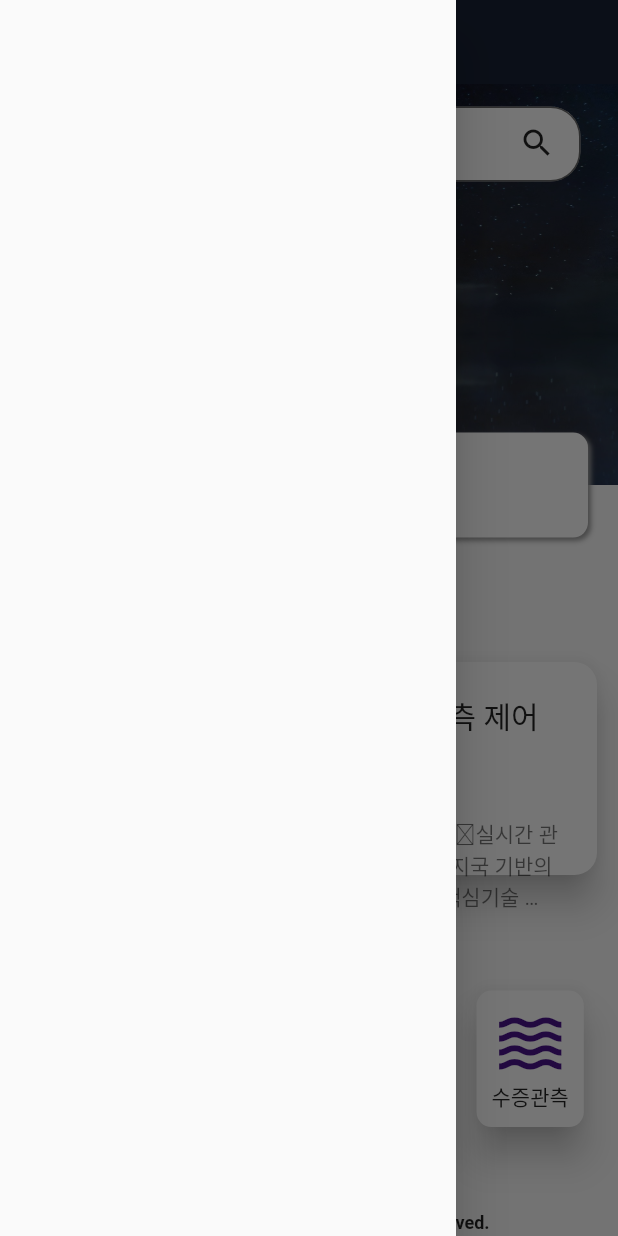
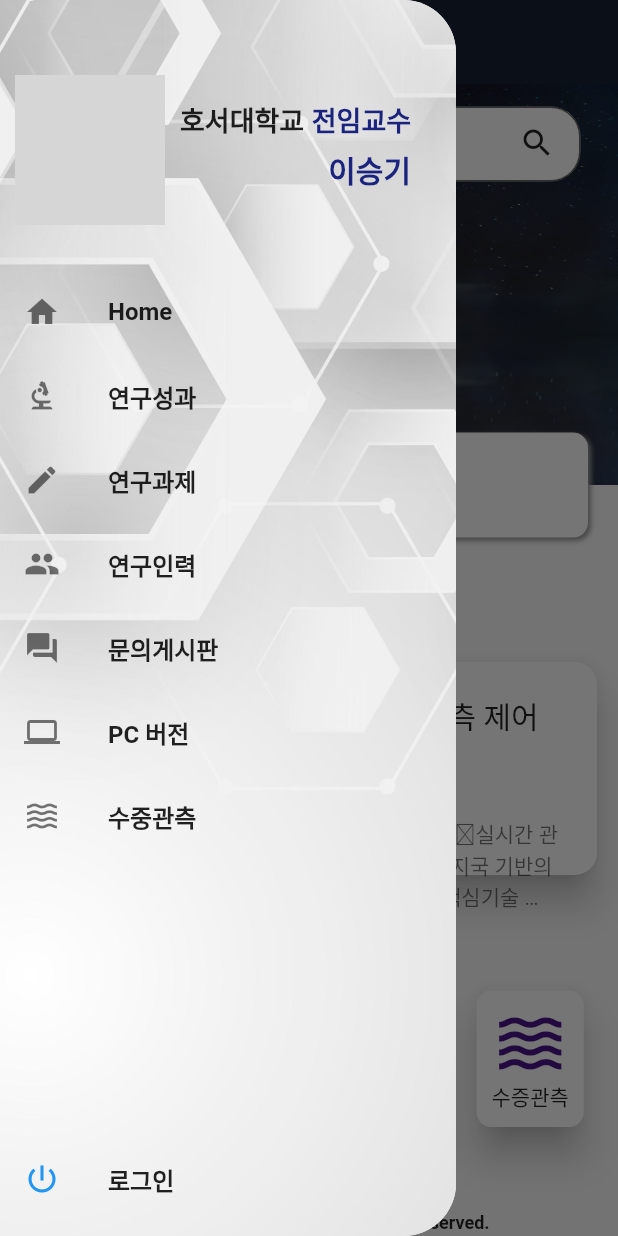
Before and after one commit to Deuk-Hoi/Hoseo_OceanIT_Renewal-Flutter, a Flutter app: the screen it shows after launch, with the side drawer open, on a phone screen of 412 x 824 dp. Run offline on Flutter 3.47's test engine with Material 2 defaults, Android fonts, the phone set to English and light mode, and no system bars; missing offline and left inert: marquee_widget; network calls fail; Roboto replaces fonts that are missing (HangeulNuri); grey boxes are pictures that could not be loaded.

Commit message:
Add drawer

```diff
--- /dev/null
+++ b/lib/login.dart
@@ -0,0 +1,28 @@
+import 'package:flutter/material.dart';
+
+class LoginPage extends StatefulWidget {
+  @override
+  _LoginPageState createState() => _LoginPageState();
+}
+
+class _LoginPageState extends State<LoginPage> {
+  @override
+  Widget build(BuildContext context) {
+    return Scaffold(
+      body: Stack(
+        children: <Widget>[
+          Container(
+            width: double.infinity,
+            height: double.infinity,
+            child: Image.asset(
+              'assets/login2.jpg',
+              fit: BoxFit.fill,
+              width: double.infinity,
+              height: double.infinity,
+            ),
+          )
+        ],
+      ),
+    );
+  }
+}
--- a/lib/main.dart
+++ b/lib/main.dart
@@ -1,8 +1,13 @@
 import 'package:flutter/material.dart';
+import 'package:hoseo_oceanit2/login.dart';
 import 'package:marquee_widget/marquee_widget.dart';
+import 'package:flutter/services.dart';
 //import 'package:carousel_slider/carousel_slider.dart';
 
 void main() {
+  SystemChrome.setSystemUIOverlayStyle(SystemUiOverlayStyle(
+    statusBarColor: Colors.transparent,
+  ));
   runApp(Main());
 }
 
@@ -230,6 +235,132 @@ class _MainPageState extends State<MainPage> {
     );
   }
 
+  Widget drawerList(String menutitle, IconData icons,
+      {Color iconColor = Colors.black54}) {
+    return ListTile(
+      leading: Icon(
+        icons,
+        color: iconColor,
+      ),
+      title: Text(
+        menutitle,
+        style: TextStyle(fontSize: 16, fontWeight: FontWeight.bold),
+      ),
+      onTap: () {
+        if (menutitle == "로그인") {
+          Navigator.push(
+              context, MaterialPageRoute(builder: (context) => LoginPage()));
+        }
+      },
+    );
+  }
+
+  Widget drawerLayout() {
+    return ClipRRect(
+        borderRadius: BorderRadius.only(
+            topRight: Radius.circular(35), bottomRight: Radius.circular(35)),
+        child: Drawer(
+          child: Stack(
+            children: [
+              Image.asset(
+                "assets/drawer.jpg",
+                fit: BoxFit.cover,
+                width: double.infinity,
+                height: double.infinity,
+              ),
+              Column(
+                children: [
+                  Row(
+                    children: [
+                      Container(
+                        width: 100,
+                        height: 100,
+                        margin: EdgeInsets.only(left: 10, top: 50),
+                        decoration: BoxDecoration(
+                            shape: BoxShape.circle,
+                            image: DecorationImage(
+                              fit: BoxFit.fill,
+                              image: NetworkImage(
+                                  "http://cfs5.pie.daum.net/fs/file.php?path=7%2FLzAvMi82Ny85Nw%24%24%2F05.jpg"),
+                            )),
+                      ),
+                      Container(
+                        child: Column(
+                          crossAxisAlignment: CrossAxisAlignment.end,
+                          mainAxisAlignment: MainAxisAlignment.center,
+                          children: [
+                            Container(
+                                margin: EdgeInsets.only(
+                                    left: 10, right: 10, top: 45),
+                                child: Row(
+                                  children: [
+                                    Text(
+                                      "호서대학교",
+                                      textAlign: TextAlign.start,
+                                      style: TextStyle(
+                                          fontSize: 18,
+                                          fontWeight: FontWeight.bold),
+                                    ),
+                                    SizedBox(
+                                      width: 5,
+                                    ),
+                                    Text(
+                                      "전임교수",
+                                      textAlign: TextAlign.start,
+                                      style: TextStyle(
+                                          fontSize: 18,
+                                          color: Colors.indigo[900],
+                                          fontWeight: FontWeight.bold),
+                                    ),
+                                  ],
+                                )),
+                            Container(
+                                margin: EdgeInsets.only(
+                                    left: 10, right: 10, top: 5),
+                                child: Row(
+                                  children: [
+                                    Text(
+                                      "이승기",
+                                      textAlign: TextAlign.start,
+                                      style: TextStyle(
+                                          fontSize: 20,
+                                          color: Colors.indigo[900],
+                                          fontWeight: FontWeight.bold),
+                                    )
+                                  ],
+                                ))
+                          ],
+                        ),
+                      )
+                    ],
+                  ),
+                  Container(
+                    transform: Matrix4.translationValues(0.0, 30, 0.0),
+                    child: Column(
+                      children: [
+                        drawerList("Home", Icons.home),
+                        drawerList("연구성과", Icons.biotech),
+                        drawerList("연구과제", Icons.create),
+                        drawerList("연구인력", Icons.group),
+                        drawerList("문의게시판", Icons.question_answer),
+                        drawerList("PC 버전", Icons.computer),
+                        drawerList("수중관측", Icons.waves),
+                      ],
+                    ),
+                  ),
+                ],
+              ),
+              Container(
+                alignment: Alignment(-1.0, 1.0),
+                margin: EdgeInsets.only(bottom: 10),
+                child: drawerList("로그인", Icons.power_settings_new,
+                    iconColor: Colors.blue),
+              ),
+            ],
+          ),
+        ));
+  }
+
   @override
   Widget build(BuildContext context) {
     return Scaffold(
@@ -238,7 +369,6 @@ class _MainPageState extends State<MainPage> {
         centerTitle: true,
         elevation: 0.0,
       ),
-        drawer: Drawer(),
       body: SingleChildScrollView(
           child: Column(children: [
         Stack(
@@ -305,6 +435,8 @@ class _MainPageState extends State<MainPage> {
                 fontWeight: FontWeight.bold),
           ),
         )
-        ])));
+      ])),
+      drawer: drawerLayout(),
+    );
   }
 }
```
Also changed, not shown: assets/drawer.jpg (added), assets/login.jpg (added), assets/login2.jpg (added), 1 other file. Lines whose indentation alone changed are shown as unchanged.
